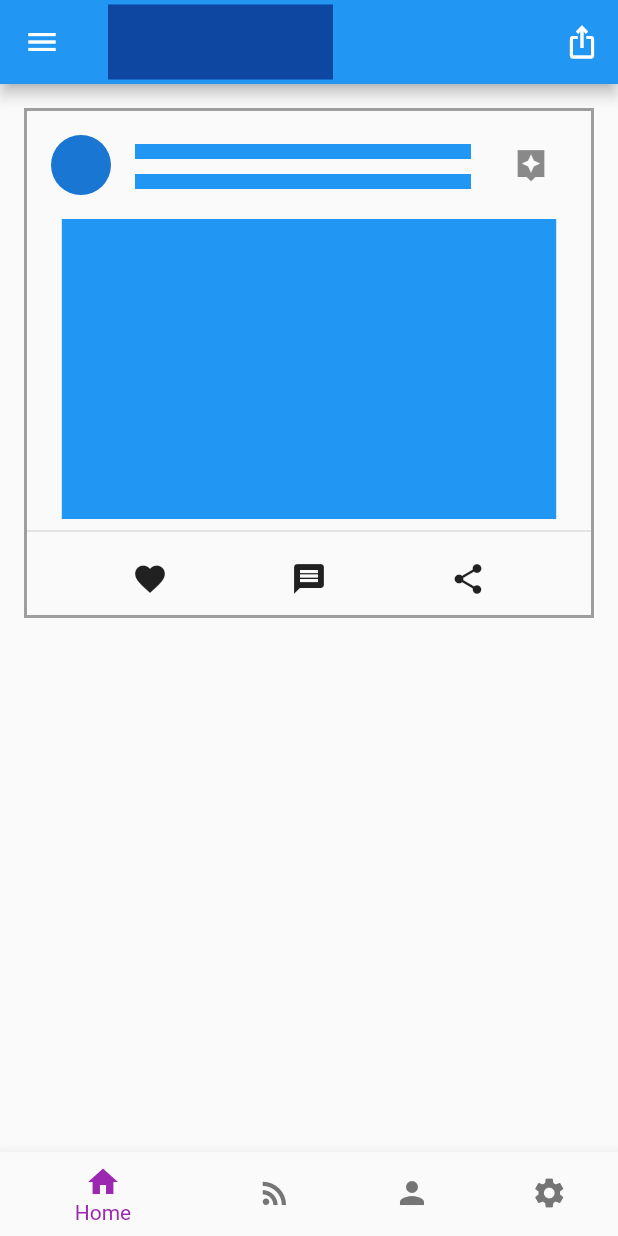
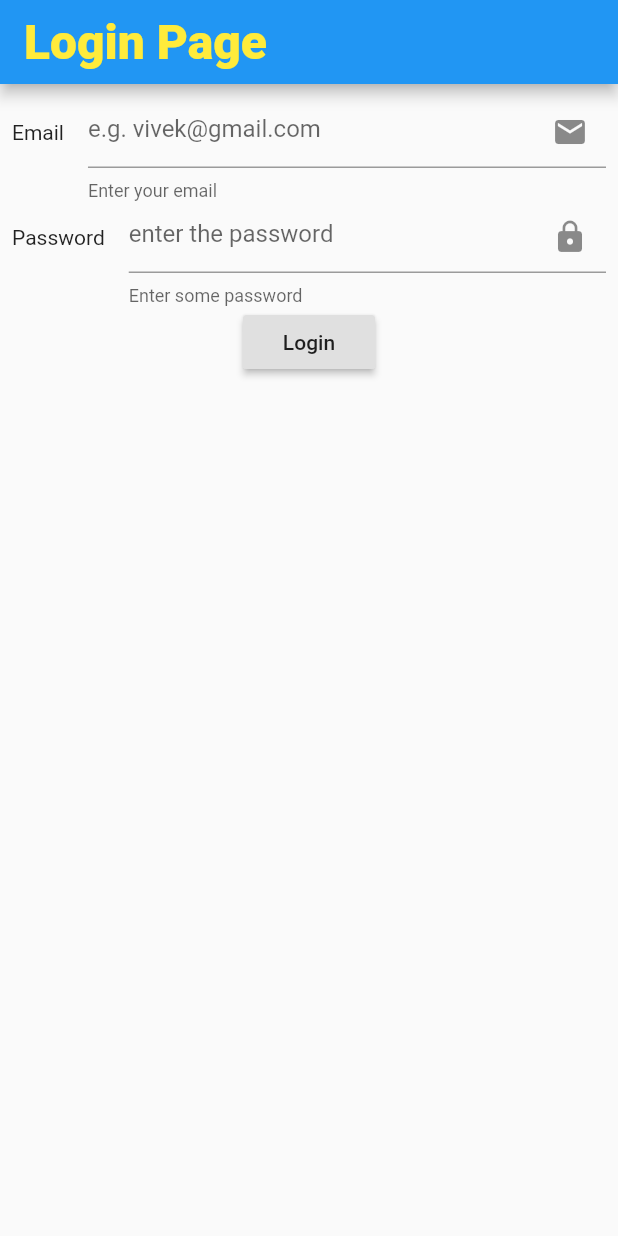
Before and after one commit to viveky259259/30daysOfFlutter, a Flutter app: the screen it shows after launch, on a phone screen of 412 x 824 dp. Run offline on Flutter 3.47's test engine with Material 2 defaults, Android fonts, the phone set to English and light mode, and no system bars.

Commit message:
Login Page #day8

```diff
--- /dev/null
+++ b/lib/forms/login_page.dart
@@ -0,0 +1,84 @@
+import 'package:flutter/material.dart';
+
+class LoginPage extends StatefulWidget {
+  @override
+  State<StatefulWidget> createState() {
+    return _LoginPageState();
+  }
+}
+
+class _LoginPageState extends State<LoginPage> {
+  GlobalKey<FormState> _formKey = GlobalKey();
+  TextEditingController _emailController = TextEditingController();
+  var _passwordController = TextEditingController();
+  FocusNode _emailFocusNode = FocusNode();
+  FocusNode _passwordFocusNode = FocusNode();
+
+  @override
+  Widget build(BuildContext context) {
+    return Scaffold(
+      appBar: AppBar(
+        title: Text(
+          'Login Page',
+          style: TextStyle(
+            color: Colors.yellow,
+            fontSize: 32,
+            fontWeight: FontWeight.w900,
+          ),
+        ),
+      ),
+      body: Form(
+        key: _formKey,
+        child: Padding(
+          padding: const EdgeInsets.all(8.0),
+          child: Column(
+            children: [
+              //Text inputs goes here
+
+              TextFormField(
+                controller: _emailController,
+                focusNode: _emailFocusNode,
+                validator: (value) {
+                  if (value.length < 7) {
+                    return 'Email should have more than three letters';
+                  } else
+                    return null;
+                },
+                decoration: InputDecoration(
+                    hintText: 'e.g. vivek@gmail.com',
+                    icon: Text('Email'),
+                    suffixIcon: Icon(Icons.email),
+                    helperText: 'Enter your email'),
+              ),
+              TextFormField(
+                controller: _passwordController,
+                focusNode: _passwordFocusNode,
+                decoration: InputDecoration(
+                    hintText: 'enter the password',
+                    icon: Text('Password'),
+                    suffixIcon: Icon(Icons.lock),
+                    helperText: 'Enter some password'),
+                obscureText: true,
+                obscuringCharacter: '*',
+                validator: (value) {
+                  if (value.length < 6) {
+                    return 'Enter correct password';
+                  } else
+                    return null;
+                },
+              ),
+              RaisedButton(
+                child: Text('Login'),
+                onPressed: () {
+                  print(_emailController.text);
+                  // FocusScope.of(context).requestFocus(_passwordFocusNode);
+                  _formKey.currentState.validate();
+                },
+              )
+            ],
+          ),
+        ),
+      ),
+    );
+  }
+}
--- a/lib/main.dart
+++ b/lib/main.dart
@@ -1,4 +1,5 @@
 import 'package:flutter/material.dart';
+import 'package:untitled/forms/login_page.dart';
 import 'package:untitled/homepage/homepage_screen.dart';
 
 void main() {
@@ -10,13 +11,12 @@ class MyApp extends StatelessWidget {
   Widget build(BuildContext context) {
     return MaterialApp(
       title: 'MyApp',
-      theme: ThemeData(primaryColor: Colors.blue,
-      bottomNavigationBarTheme: BottomNavigationBarThemeData(
-        selectedItemColor: Colors.purple,
-        unselectedItemColor: Colors.grey.shade600
-      )
-      ),
-      home: HomePageScreen(),
+      theme: ThemeData(
+          primaryColor: Colors.blue,
+          bottomNavigationBarTheme: BottomNavigationBarThemeData(
+              selectedItemColor: Colors.purple,
+              unselectedItemColor: Colors.grey.shade600)),
+      home: LoginPage(),
     );
   }
 }
```
Also changed, not shown: 1 other file.
